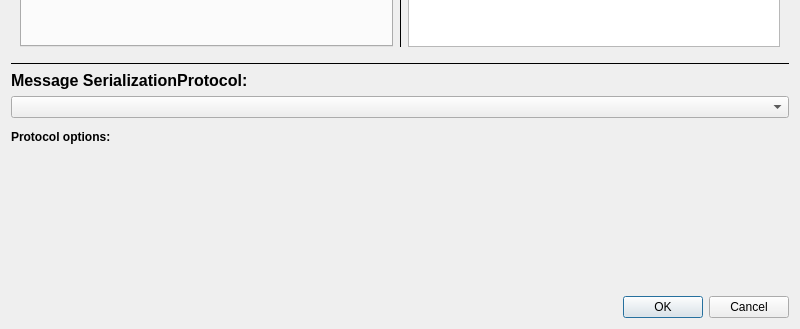
First picture: the form in data_stream_mqtt/datastream_mqtt.ui, repository PlotJuggler/pj-official-plugins, before the edit; both pictures show x 0 to 800 and y 271 to 600 of the 800 by 600 pixel window.
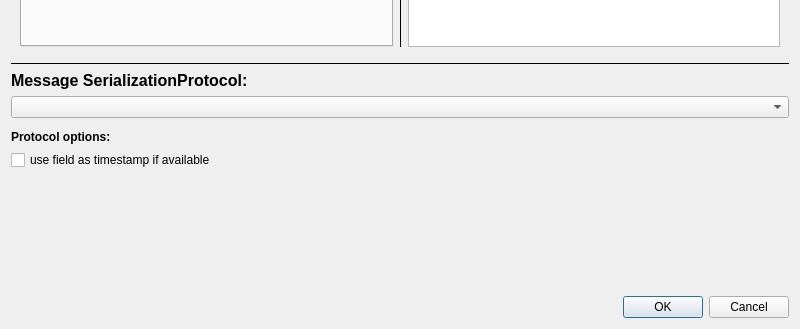
Second picture: the form after the edit.

Commit message: feat(mqtt): dynamic parser options and protocol improvements

```diff
--- a/data_stream_mqtt/datastream_mqtt.ui
+++ b/data_stream_mqtt/datastream_mqtt.ui
@@ -653,6 +653,19 @@
         </property>
        </widget>
       </item>
+      <item>
+       <widget class="QCheckBox" name="checkBoxUseTimestamp">
+        <property name="font">
+         <font>
+          <weight>50</weight>
+          <bold>false</bold>
+         </font>
+        </property>
+        <property name="text">
+         <string>use field as timestamp if available</string>
+        </property>
+       </widget>
+      </item>
      </layout>
     </widget>
    </item>
```
The commit also changes 4 other files.
